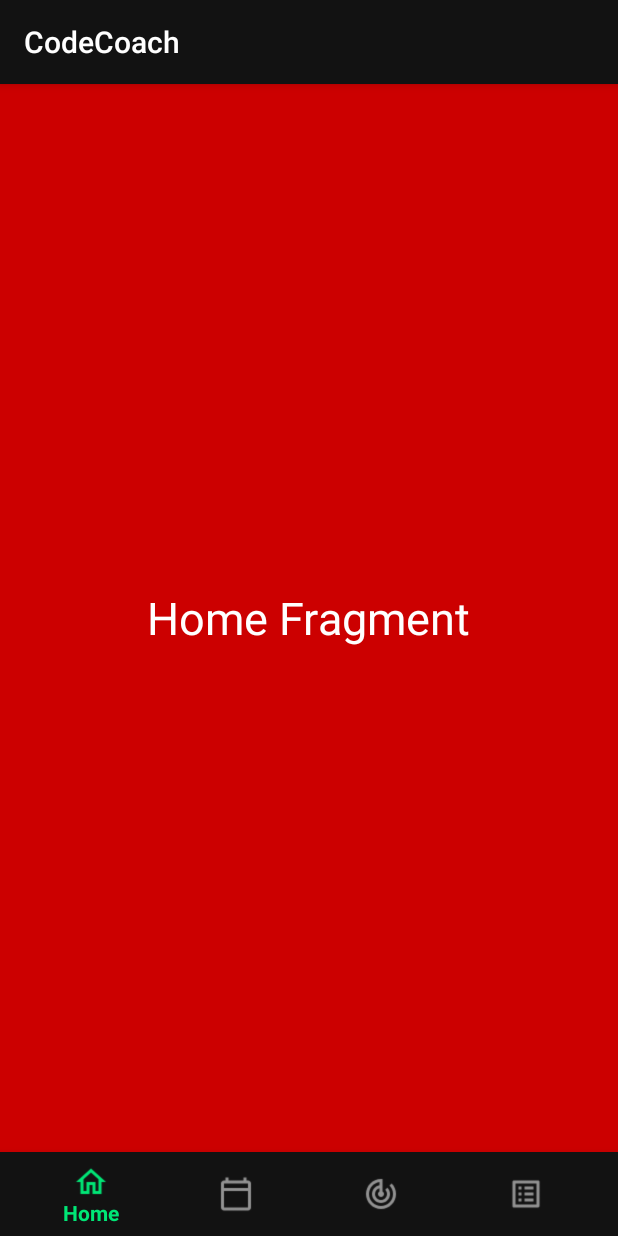
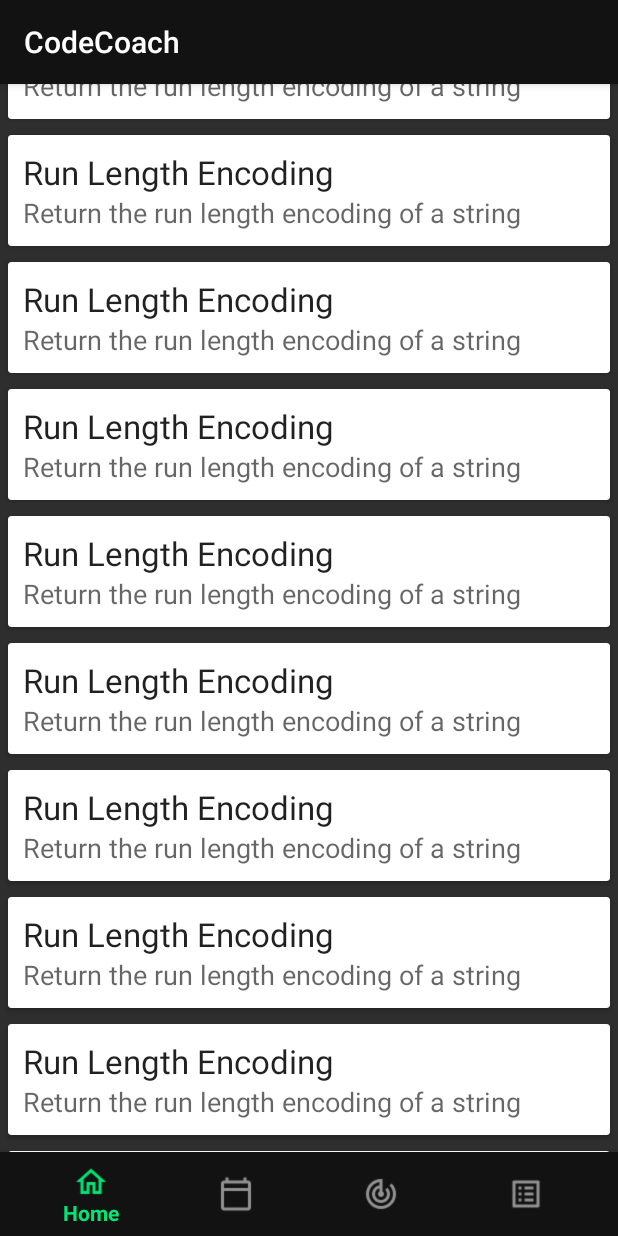
Before and after one commit to jayathu/CodeCoach, an Android app: the fragment HomeFragment placed in its activity, on a phone screen of 412 x 824 dp. Run offline under Robolectric (Android 15) with nearby library versions, the phone set to English and light mode, and no system bars.

Commit message:
implemented recycler views and adapter

```diff
--- a/app/src/main/java/com/laddukutti/codecoach/HomeFragment.kt
+++ b/app/src/main/java/com/laddukutti/codecoach/HomeFragment.kt
@@ -6,6 +6,10 @@ import androidx.fragment.app.Fragment
 import android.view.LayoutInflater
 import android.view.View
 import android.view.ViewGroup
+import androidx.recyclerview.widget.LinearLayoutManager
+import androidx.recyclerview.widget.RecyclerView
+import com.laddukutti.codecoach.data.Questions
+import kotlinx.android.synthetic.main.fragment_home.view.*
 
 class HomeFragment : Fragment() {
 
@@ -13,8 +17,27 @@ class HomeFragment : Fragment() {
         inflater: LayoutInflater, container: ViewGroup?,
         savedInstanceState: Bundle?
     ): View? {
-        // Inflate the layout for this fragment
-        return inflater.inflate(R.layout.fragment_home, container, false)
+
+        val view = inflater.inflate(R.layout.fragment_home, container, false)
+        val questions: ArrayList<Questions> = ArrayList()
+
+        questions.add(Questions("Run Length Encoding", "Return the run length encoding of a string"))
+        questions.add(Questions("Run Length Encoding", "Return the run length encoding of a string"))
+        questions.add(Questions("Run Length Encoding", "Return the run length encoding of a string"))
+        questions.add(Questions("Run Length Encoding", "Return the run length encoding of a string"))
+        questions.add(Questions("Run Length Encoding", "Return the run length encoding of a string"))
+        questions.add(Questions("Run Length Encoding", "Return the run length encoding of a string"))
+        questions.add(Questions("Run Length Encoding", "Return the run length encoding of a string"))
+        questions.add(Questions("Run Length Encoding", "Return the run length encoding of a string"))
+        questions.add(Questions("Run Length Encoding", "Return the run length encoding of a string"))
+        questions.add(Questions("Run Length Encoding", "Return the run length encoding of a string"))
+
+
+        val adapter = QuestionsAdapter(questions)
+        view.recyclerView.layoutManager = LinearLayoutManager(context, RecyclerView.VERTICAL, false)
+        view.recyclerView.adapter = adapter
+
+        return view
     }
 
 
--- /dev/null
+++ b/app/src/main/java/com/laddukutti/codecoach/QuestionsAdapter.kt
@@ -0,0 +1,36 @@
+package com.laddukutti.codecoach
+
+import android.view.LayoutInflater
+import android.view.View
+import android.view.ViewGroup
+import android.widget.TextView
+import androidx.recyclerview.widget.RecyclerView
+import com.laddukutti.codecoach.data.Questions
+
+class QuestionsAdapter(val questionList: ArrayList<Questions>) : RecyclerView.Adapter<QuestionsAdapter.ViewHolder>() {
+
+    override fun onCreateViewHolder(parent: ViewGroup, viewType: Int): ViewHolder {
+
+        val v = LayoutInflater.from(parent.context).inflate(R.layout.list_item, parent, false)
+        return ViewHolder(v)
+
+    }
+
+    override fun getItemCount(): Int {
+        return questionList.size
+    }
+
+    override fun onBindViewHolder(holder: ViewHolder, position: Int) {
+
+        val question: Questions = questionList[position]
+        holder.tv_title.text = question.title
+        holder.tv_description.text = question.description
+    }
+
+    class ViewHolder(itemView: View) : RecyclerView.ViewHolder(itemView) {
+
+        val tv_title = itemView.findViewById(R.id.tv_title) as TextView
+        val tv_description = itemView.findViewById(R.id.tv_description) as TextView
+
+    }
+}
--- /dev/null
+++ b/app/src/main/java/com/laddukutti/codecoach/data/Questions.kt
@@ -0,0 +1,3 @@
+package com.laddukutti.codecoach.data
+
+data class Questions(val title: String, val description: String)
--- a/app/src/main/res/layout/fragment_home.xml
+++ b/app/src/main/res/layout/fragment_home.xml
@@ -1,18 +1,19 @@
 <?xml version="1.0" encoding="utf-8"?>
-<RelativeLayout
+<androidx.constraintlayout.widget.ConstraintLayout
         xmlns:android="http://schemas.android.com/apk/res/android"
-        xmlns:tools="http://schemas.android.com/tools"
+        xmlns:app="http://schemas.android.com/apk/res-auto" xmlns:tools="http://schemas.android.com/tools"
         android:layout_width="match_parent"
         android:layout_height="match_parent"
-        android:background="@android:color/holo_red_dark"
         tools:context=".HomeFragment">
 
-    <TextView
-            android:layout_width="wrap_content"
+    <androidx.recyclerview.widget.RecyclerView
+            android:id="@+id/recyclerView"
+            android:layout_width="0dp"
             android:layout_height="wrap_content"
-            android:textSize="30sp"
-            android:textColor="@android:color/white"
-            android:layout_centerInParent="true"
-            android:text="Home Fragment"/>
+            app:layout_constraintTop_toTopOf="parent"
+            app:layout_constraintStart_toStartOf="parent"
+            app:layout_constraintEnd_toEndOf="parent">
 
-</RelativeLayout>
+    </androidx.recyclerview.widget.RecyclerView>
+
+</androidx.constraintlayout.widget.ConstraintLayout>
--- /dev/null
+++ b/app/src/main/res/layout/list_item.xml
@@ -0,0 +1,35 @@
+<?xml version="1.0" encoding="utf-8"?>
+<LinearLayout xmlns:android="http://schemas.android.com/apk/res/android"
+              android:orientation="vertical"
+              android:layout_width="match_parent"
+              android:layout_height="wrap_content">
+
+    <androidx.cardview.widget.CardView
+            android:layout_margin="5dp"
+            android:layout_width="match_parent"
+            android:layout_height="match_parent">
+
+        <LinearLayout
+                android:padding="10dp"
+                android:layout_width="match_parent"
+                android:layout_height="wrap_content"
+                android:orientation="vertical">
+
+            <TextView
+                    android:id="@+id/tv_title"
+                    android:textAppearance="@style/TextAppearance.AppCompat.Large"
+                    android:text="Jayashree"
+                    android:layout_width="match_parent"
+                    android:layout_height="wrap_content"/>
+
+            <TextView
+                    android:id="@+id/tv_description"
+                    android:textAppearance="@style/TextAppearance.AppCompat.Medium"
+                    android:text="Android Developer"
+                    android:layout_width="match_parent"
+                    android:layout_height="wrap_content"/>
+
+
+        </LinearLayout>
+    </androidx.cardview.widget.CardView>
+</LinearLayout>
```
